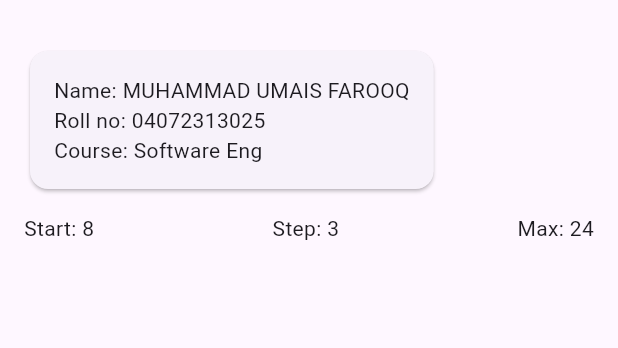
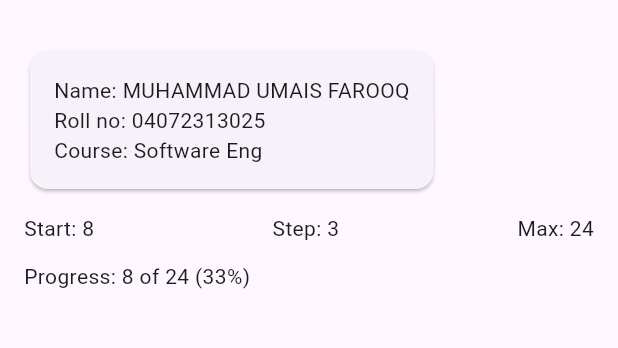
Before and after one commit to MalikUmais/flutter-tasks, a Flutter app: the screen it shows after launch, on a phone screen of 412 x 824 dp, the part 63-411 px from its top. Run offline on Flutter 3.47's test engine with Material 3 defaults, Android fonts, the phone set to English and light mode, and no system bars.

Commit message:
Flutter lab: step 4

```diff
--- a/flutter_lab/lib/main.dart
+++ b/flutter_lab/lib/main.dart
@@ -72,6 +72,8 @@
                 Text('Max: $maxCount', key: const Key('info-max')),
               ],
             ),
+            const SizedBox(height: 12),
+            GoalBanner(count: startCount, max: maxCount),
           ],
         ),
       ),
@@ -108,6 +110,23 @@
   }
 }
 
+class GoalBanner extends StatelessWidget {
+  final int count;
+  final int max;
+  const GoalBanner({super.key, required this.count, required this.max});
+  @override
+  Widget build(BuildContext context) {
+    //GoalBanner does not need setState because it's a StatelessWidget.
+    // Its output depends only on the values passed to it .
+    // For showing a new count must rebuild it with a new count value
+    final int percent = count * 100 ~/ max;
+    return Text(
+      'Progress: $count of $max ($percent%)',
+      key: const Key('progress'),
+    );
+  }
+}
+
 // ---- Provided for Step 7. It has a bug on purpose. Do not rename anything.
 class BuggyCounter extends StatefulWidget {
   const BuggyCounter({super.key});
```
